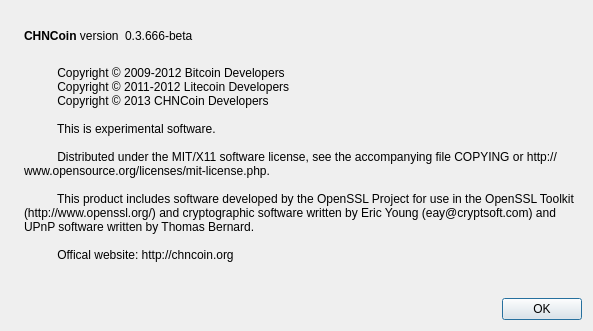
This is src/qt/forms/aboutdialog.ui in globalcoindev/globalcoin as Qt 5 draws it before an edit. The edited form follows.
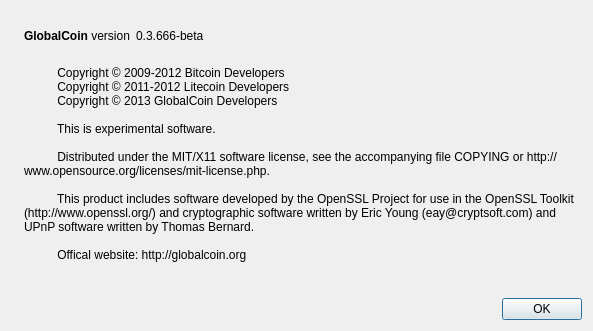
This is the edited form. Icons and pictures are not drawn.

```diff
--- a/src/qt/forms/aboutdialog.ui
+++ b/src/qt/forms/aboutdialog.ui
@@ -50,7 +50,7 @@
           <cursorShape>IBeamCursor</cursorShape>
          </property>
          <property name="text">
-          <string>&lt;b&gt;CHNCoin&lt;/b&gt; version</string>
+          <string>&lt;b&gt;GlobalCoin&lt;/b&gt; version</string>
          </property>
          <property name="textInteractionFlags">
           <set>Qt::LinksAccessibleByMouse|Qt::TextSelectableByKeyboard|Qt::TextSelectableByMouse</set>
@@ -97,7 +97,7 @@
         <string>
           Copyright © 2009-2012 Bitcoin Developers
           Copyright © 2011-2012 Litecoin Developers
-          Copyright © 2013 CHNCoin Developers
+          Copyright © 2013 GlobalCoin Developers
 
           This is experimental software.
 
@@ -105,7 +105,7 @@
 
           This product includes software developed by the OpenSSL Project for use in the OpenSSL Toolkit (http://www.openssl.org/) and cryptographic software written by Eric Young (eay@cryptsoft.com) and UPnP software written by Thomas Bernard.
 
-          Offical website: http://chncoin.org
+          Offical website: http://globalcoin.org
         </string>
        </property>
        <property name="wordWrap">
```
Left out of the diff: 2 changed lines with no effect on the pictures.
